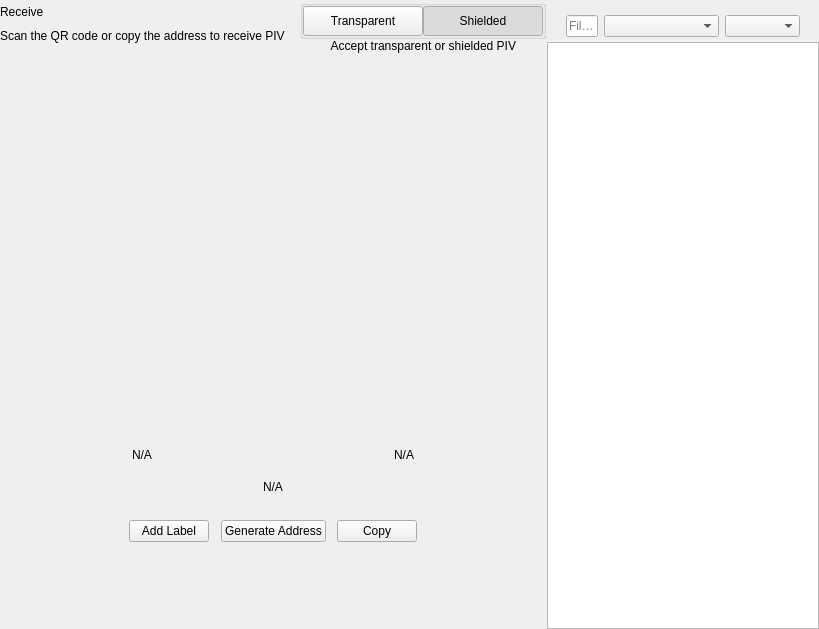
This is src/qt/omegacoin/forms/receivewidget.ui in Cobra-Technologies-GmbH/OmegaCoin as Qt 5 draws it before an edit. The edited form follows.
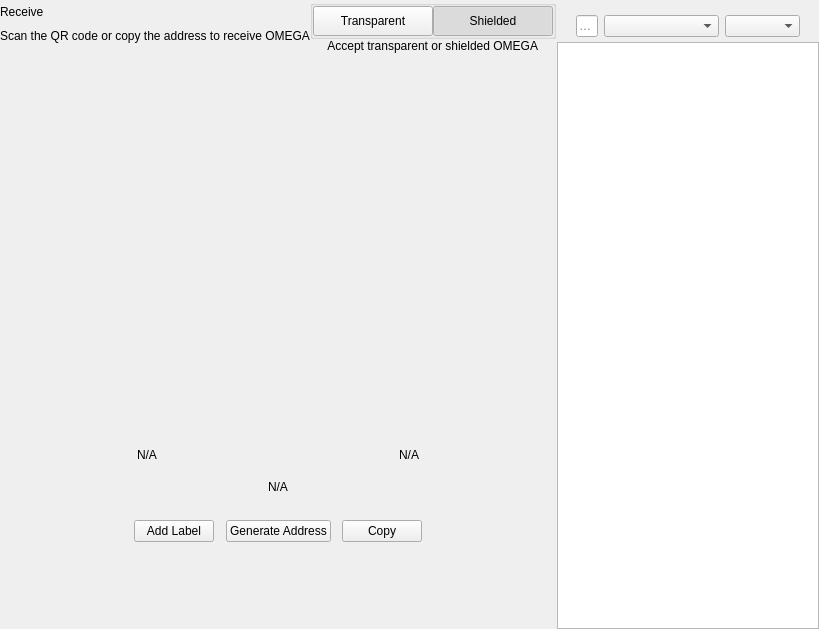
This is the edited form. Custom widgets are drawn as their Qt base class.

Patch:
```diff
--- a/src/qt/omegacoin/forms/receivewidget.ui
+++ b/src/qt/omegacoin/forms/receivewidget.ui
@@ -78,7 +78,7 @@
             <item alignment="Qt::AlignTop">
              <widget class="QLabel" name="labelSubtitle1">
               <property name="text">
-               <string>Scan the QR code or copy the address to receive PIV</string>
+               <string>Scan the QR code or copy the address to receive OMEGA</string>
               </property>
              </widget>
             </item>
@@ -201,7 +201,7 @@
              <item alignment="Qt::AlignHCenter|Qt::AlignTop">
               <widget class="QLabel" name="labelSubtitle2">
                <property name="text">
-                <string>Accept transparent or shielded PIV</string>
+                <string>Accept transparent or shielded OMEGA</string>
                </property>
                <property name="alignment">
                 <set>Qt::AlignRight|Qt::AlignTrailing|Qt::AlignVCenter</set>
```
